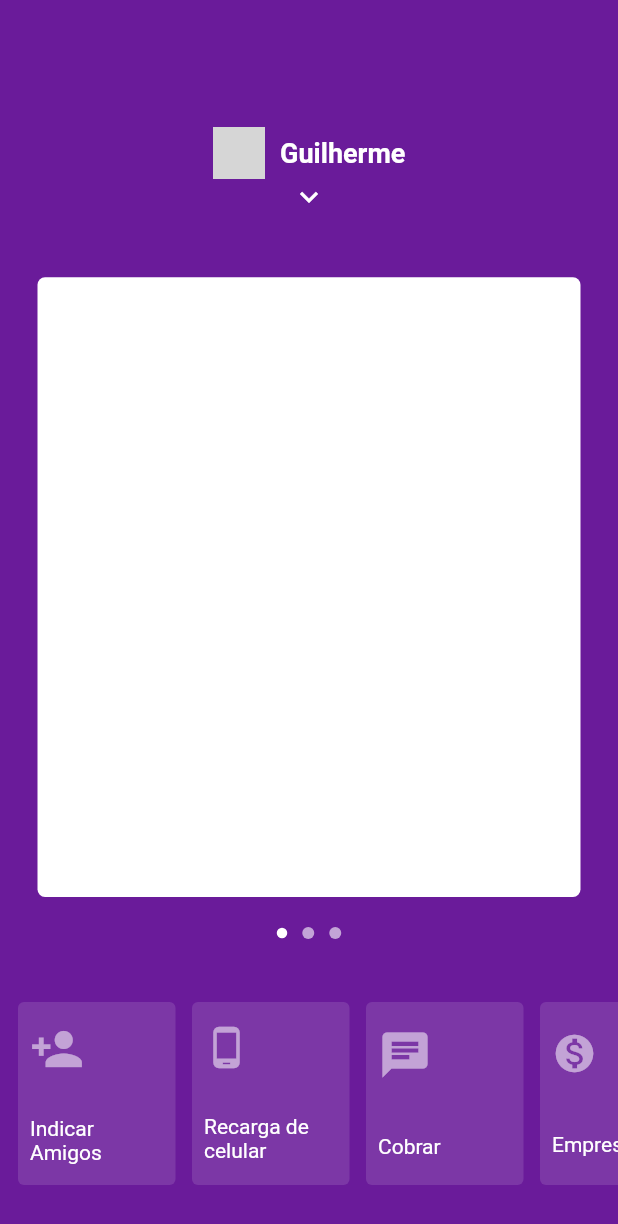
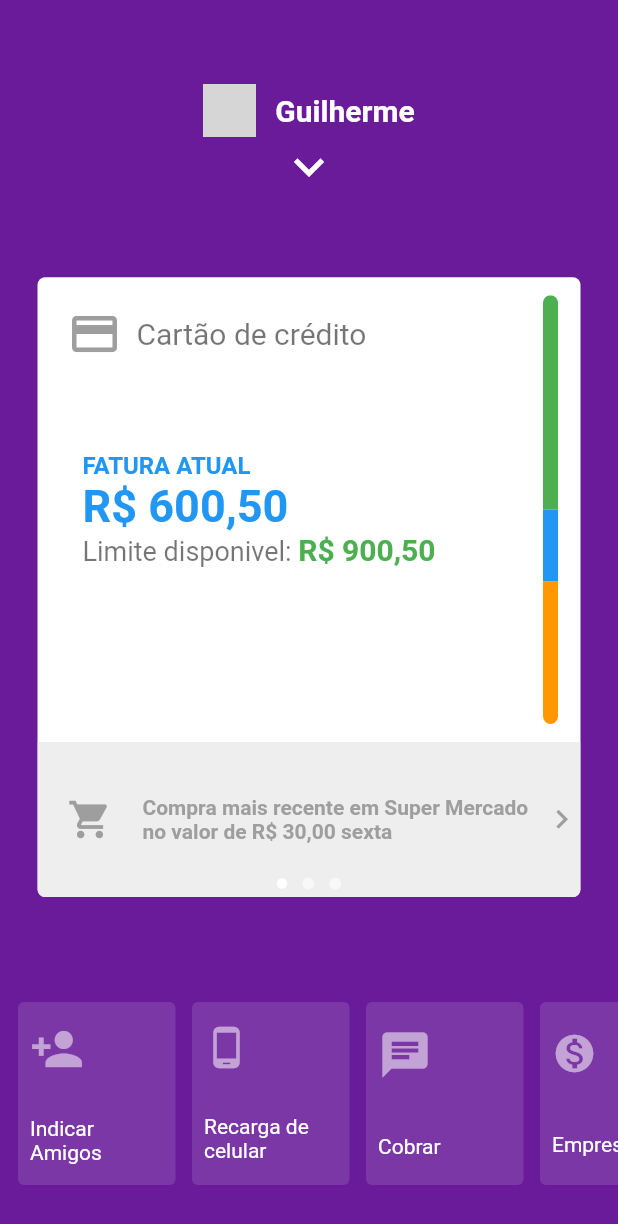
Before and after one commit to kadeguilherme/Nubank, a Flutter app: the screen it shows after launch, on a phone screen of 412 x 824 dp. Shown: the top 1224 px of the screen. Run offline on Flutter 3.47's test engine with Material 2 defaults, Android fonts, the phone set to English and light mode, and no system bars; network calls fail; grey boxes are pictures that could not be loaded.

Commit message:
Criando a interface do primeiro Card

```diff
--- a/lib/view/home_page.dart
+++ b/lib/view/home_page.dart
@@ -1,6 +1,6 @@
 import 'package:flutter/material.dart';
 import 'package:nubank/model/list_bottom_mock.dart';
-
+import 'package:nubank/widget/bottom_menu.dart';
 import 'package:nubank/widget/date_found.dart';
 import 'package:nubank/widget/my_dots_app.dart';
 import 'package:nubank/widget/page_view_app.dart';
@@ -40,8 +40,9 @@ class _HomePage extends State<HomePage> {
               onTap: () {
                 setState(() {
                   _showMenu = !_showMenu;
-                  _yDirection =
-                      _showMenu ? _screenHeigth * .20 : _screenHeigth * .78;
+                  _yDirection = _showMenu
+                      ? MediaQuery.of(context).size.height * .16
+                      : MediaQuery.of(context).size.height * .78;
                 });
               },
             ),
@@ -59,7 +60,7 @@ class _HomePage extends State<HomePage> {
                 });
               },
               onPanUpdate: (details) {
-                double positonTopLimit = _screenHeigth * .10;
+                double positonTopLimit = _screenHeigth * .16;
                 double positonBottomLimt = _screenHeigth * .78;
                 double midlePosition = positonBottomLimt - positonTopLimit;
                 midlePosition /= 2;
@@ -98,7 +99,7 @@ class _HomePage extends State<HomePage> {
               },
             ),
             Positioned(
-              top: _screenHeigth * .75,
+              top: MediaQuery.of(context).size.height * .71,
               child: MyDotsApp(
                 dot: _value,
                 showMenu: _showMenu,
@@ -109,6 +110,8 @@ class _HomePage extends State<HomePage> {
               bottom: _showMenu ? 30 : 0,
               left: 0,
               right: 0,
+              child: IgnorePointer(
+                ignoring: !_showMenu,
                 child: AnimatedOpacity(
                   duration: Duration(milliseconds: 200),
                   opacity: _showMenu ? 1 : 0,
@@ -122,29 +125,10 @@ class _HomePage extends State<HomePage> {
                       itemBuilder: (context, index) {
                         return Padding(
                           padding: const EdgeInsets.only(right: 3),
-                        child: Card(
-                          elevation: 0,
-                          color: Colors.white12,
-                          child: Container(
-                            alignment: Alignment.topLeft,
-                            padding: EdgeInsets.only(left: 8.0, right: 8.0),
-                            width: 105,
-                            child: Column(
-                              mainAxisAlignment: MainAxisAlignment.spaceAround,
-                              crossAxisAlignment: CrossAxisAlignment.start,
-                              children: [
-                                ListBottomMock.data.values
-                                    .map((e) => e)
-                                    .toList()[index],
-                                Text(ListBottomMock.data.keys
-                                    .map((e) => e)
-                                    .toList()[index]),
-                              ],
-                            ),
-                          ),
-                        ),
+                          child: BottomMenu(index: index),
                         );
                       },
+                    ),
                   ),
                 ),
               ),
--- /dev/null
+++ b/lib/widget/bottom_menu.dart
@@ -0,0 +1,29 @@
+import 'package:flutter/material.dart';
+import 'package:nubank/model/list_bottom_mock.dart';
+
+class BottomMenu extends StatelessWidget {
+  final int index;
+
+  const BottomMenu({Key key, this.index}) : super(key: key);
+
+  @override
+  Widget build(BuildContext context) {
+    return Card(
+      elevation: 0,
+      color: Colors.white12,
+      child: Container(
+        alignment: Alignment.topLeft,
+        padding: EdgeInsets.only(left: 8.0, right: 8.0),
+        width: 105,
+        child: Column(
+          mainAxisAlignment: MainAxisAlignment.spaceAround,
+          crossAxisAlignment: CrossAxisAlignment.start,
+          children: [
+            ListBottomMock.data.values.map((e) => e).toList()[index],
+            Text(ListBottomMock.data.keys.map((e) => e).toList()[index]),
+          ],
+        ),
+      ),
+    );
+  }
+}
--- a/lib/widget/card_app.dart
+++ b/lib/widget/card_app.dart
@@ -1,11 +1,15 @@
 import 'package:flutter/material.dart';
 
 class CardApp extends StatelessWidget {
+  final Widget child;
+
+  const CardApp({Key key, this.child}) : super(key: key);
   @override
   Widget build(BuildContext context) {
     return Padding(
       padding: const EdgeInsets.only(top: 20, bottom: 20, left: 25, right: 25),
       child: Container(
+        child: child,
         decoration: BoxDecoration(
           borderRadius: BorderRadius.circular(5.0),
           color: Colors.white,
--- /dev/null
+++ b/lib/widget/first_card.dart
@@ -0,0 +1,152 @@
+import 'package:flutter/material.dart';
+
+class FirstCard extends StatelessWidget {
+  @override
+  Widget build(BuildContext context) {
+    return ClipRRect(
+      borderRadius: BorderRadius.circular(5),
+      child: Column(
+        children: <Widget>[
+          Expanded(
+            flex: 3,
+            child: Container(
+              child: Row(
+                children: <Widget>[
+                  Expanded(
+                    child: Column(
+                      crossAxisAlignment: CrossAxisAlignment.start,
+                      children: <Widget>[
+                        Padding(
+                          padding: const EdgeInsets.all(20),
+                          child: Row(
+                            children: [
+                              Icon(
+                                Icons.credit_card,
+                                color: Colors.grey,
+                                size: 36,
+                              ),
+                              SizedBox(
+                                width: 10,
+                              ),
+                              Text(
+                                "Cartão de crédito",
+                                style: TextStyle(
+                                    color: Colors.black54, fontSize: 20),
+                              ),
+                            ],
+                          ),
+                        ),
+                        Padding(
+                          padding: const EdgeInsets.only(top: 40, left: 30),
+                          child: Column(
+                            crossAxisAlignment: CrossAxisAlignment.start,
+                            children: [
+                              Text(
+                                "FATURA ATUAL",
+                                style: TextStyle(
+                                    color: Colors.blue,
+                                    fontSize: 16,
+                                    fontWeight: FontWeight.w700),
+                              ),
+                              Text(
+                                "R\$ 600,50",
+                                style: TextStyle(
+                                  color: Colors.blue,
+                                  fontSize: 30,
+                                  fontWeight: FontWeight.bold,
+                                ),
+                              ),
+                              Text.rich(
+                                TextSpan(
+                                  text: "Limite disponivel: ",
+                                  style: TextStyle(
+                                    color: Colors.black54,
+                                    fontSize: 18,
+                                  ),
+                                  children: [
+                                    TextSpan(
+                                      text: "R\$ 900,50",
+                                      style: TextStyle(
+                                        color: Colors.green,
+                                        fontSize: 20,
+                                        fontWeight: FontWeight.bold,
+                                      ),
+                                    )
+                                  ],
+                                ),
+                              ),
+                            ],
+                          ),
+                        ),
+                      ],
+                    ),
+                  ),
+                  Padding(
+                    padding: EdgeInsets.only(
+                        top: 12, bottom: 12, left: 10, right: 15),
+                    child: ClipRRect(
+                      borderRadius: BorderRadius.circular(10),
+                      child: Container(
+                        child: Column(
+                          children: [
+                            Expanded(
+                              flex: 3,
+                              child: Container(color: Colors.green),
+                            ),
+                            Expanded(
+                              flex: 1,
+                              child: Container(color: Colors.blue),
+                            ),
+                            Expanded(
+                              flex: 2,
+                              child: Container(color: Colors.orange),
+                            ),
+                          ],
+                        ),
+                        width: 10,
+                        decoration: BoxDecoration(
+                          borderRadius: BorderRadius.circular(20),
+                        ),
+                      ),
+                    ),
+                  ),
+                ],
+              ),
+            ),
+          ),
+          Expanded(
+            flex: 1,
+            child: Container(
+              child: Row(
+                mainAxisAlignment: MainAxisAlignment.spaceBetween,
+                children: [
+                  Padding(
+                    padding: EdgeInsets.all(20),
+                    child: Icon(
+                      Icons.shopping_cart,
+                      color: Colors.grey,
+                      size: 30,
+                    ),
+                  ),
+                  Flexible(
+                    child: Text(
+                      "Compra mais recente em Super Mercado no valor de R\$ 30,00 sexta",
+                      style: TextStyle(
+                          color: Colors.grey, fontWeight: FontWeight.w700),
+                    ),
+                  ),
+                  Icon(
+                    Icons.chevron_right,
+                    color: Colors.grey,
+                    size: 25,
+                  ),
+                ],
+              ),
+              color: Colors.grey[200],
+            ),
+          )
+        ],
+      ),
+    );
+  }
+}
--- a/lib/widget/my_app_bar.dart
+++ b/lib/widget/my_app_bar.dart
@@ -12,7 +12,7 @@ class MyAppBar extends StatelessWidget {
       child: Container(
         margin: EdgeInsets.only(top: 40),
         color: Colors.purple[800],
-        height: MediaQuery.of(context).size.height * .18,
+        height: MediaQuery.of(context).size.height * .13,
         child: Column(
           mainAxisAlignment: MainAxisAlignment.center,
           children: [
@@ -24,10 +24,10 @@ class MyAppBar extends StatelessWidget {
                   height: 35,
                   color: Colors.white,
                 ),
-                SizedBox(width: 10),
+                SizedBox(width: 13),
                 Text(
                   "Guilherme",
-                  style: TextStyle(fontSize: 18, fontWeight: FontWeight.bold),
+                  style: TextStyle(fontSize: 20, fontWeight: FontWeight.bold),
                 )
               ],
             ),
@@ -36,6 +36,7 @@ class MyAppBar extends StatelessWidget {
                   ? Icons.keyboard_arrow_down_outlined
                   : Icons.keyboard_arrow_up,
               color: Colors.white,
+              size: 40,
             ),
           ],
         ),
--- a/lib/widget/page_view_app.dart
+++ b/lib/widget/page_view_app.dart
@@ -1,5 +1,6 @@
 import 'package:flutter/material.dart';
 import 'card_app.dart';
+import 'first_card.dart';
 
 class PageViewApp extends StatelessWidget {
   final double top;
@@ -32,7 +33,7 @@ class PageViewApp extends StatelessWidget {
                     : NeverScrollableScrollPhysics(),
                 onPageChanged: onChanged,
                 children: <Widget>[
-                  CardApp(),
+                  CardApp(child: FirstCard()),
                   CardApp(),
                   CardApp(),
                 ],
```
Lines whose indentation alone changed are shown as unchanged.
